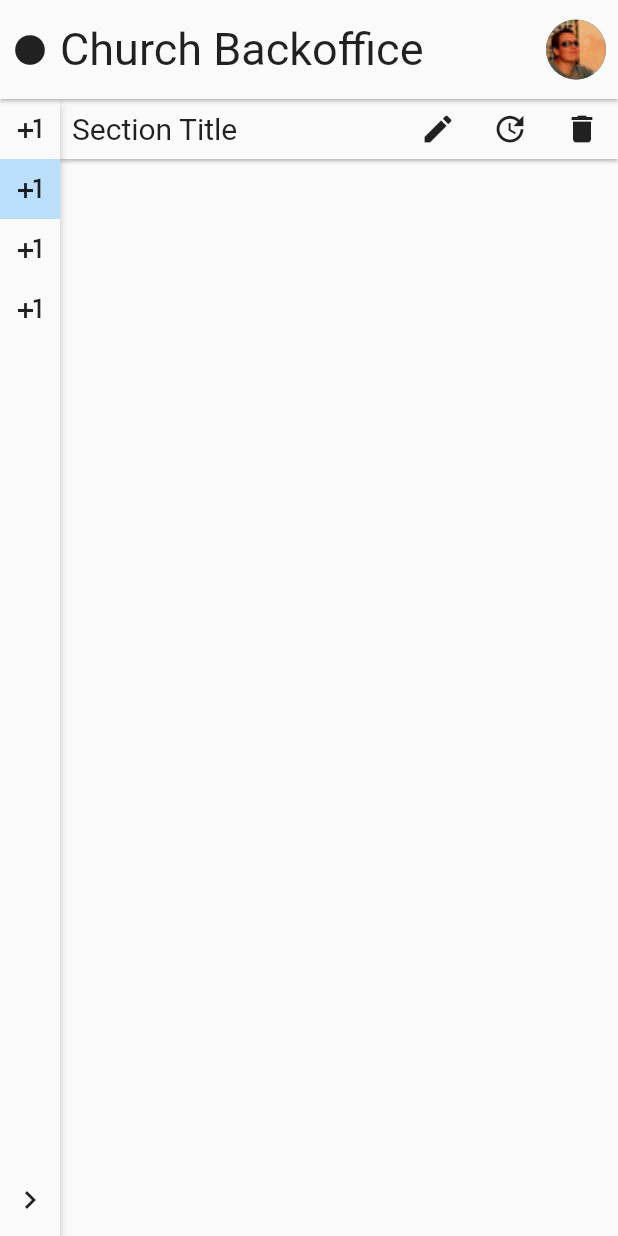
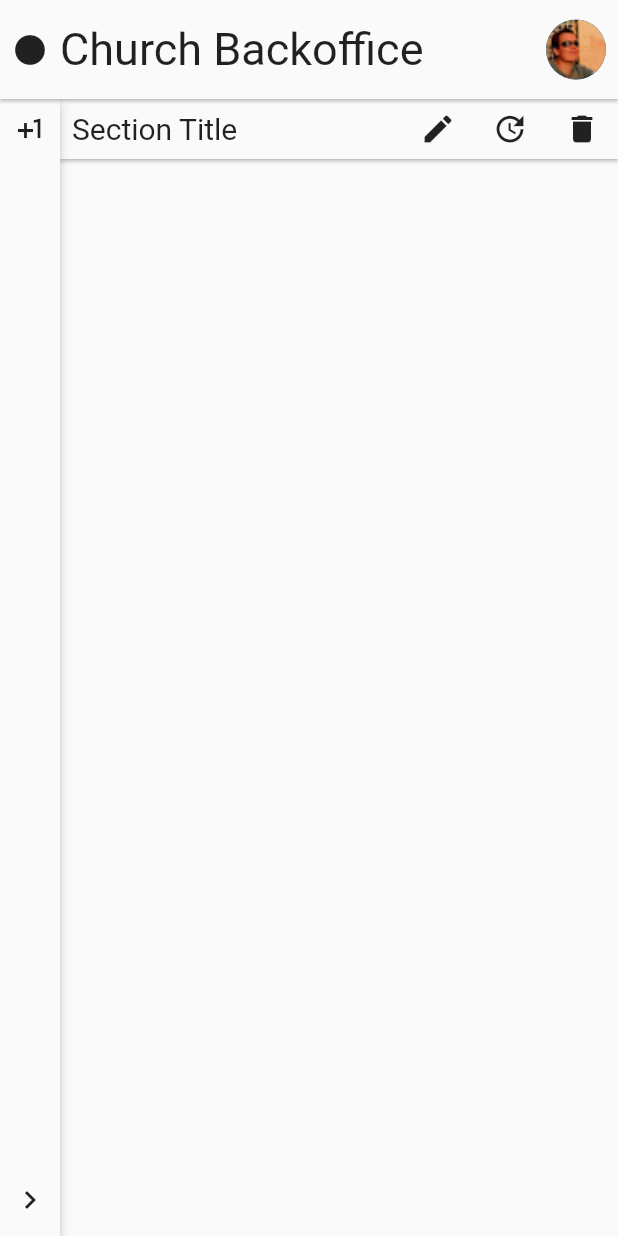
Before and after one commit to davidjohnmaccallum/church_backoffice, a Flutter app: the screen it shows once a user with an empty profile is signed in, after a tap on the "chevron left" icon, on a phone screen of 412 x 824 dp. Run offline on Flutter 3.47's test engine with Material 2 defaults, Android fonts, the light colour scheme and no system bars; our stand-ins replace email_validator, firebase_auth, firebase_core; accounts and stored records are empty.

Commit message:
Lifting layout properties up

```diff
--- a/lib/components/layout.dart
+++ b/lib/components/layout.dart
@@ -9,11 +9,15 @@ import 'side_nav.dart';
 class Layout extends StatefulWidget {
   final onProfilePressed;
   final onLogoutPressed;
+  final List<NavItem> sideNavItems;
+  final Widget content;
 
   Layout({
     Key key,
     this.onProfilePressed,
     this.onLogoutPressed,
+    this.sideNavItems,
+    this.content,
   }) : super(key: key);
 
   @override
@@ -24,6 +28,7 @@ class _LayoutState extends State<Layout> {
   bool isSideNavExpanded = true;
   bool isAvatarMenuShowing = false;
   User user;
+  String selectedSideNavItem;
 
   @override
   void initState() {
@@ -66,20 +71,15 @@ class _LayoutState extends State<Layout> {
                     textDirection: TextDirection.rtl,
                     children: [
                       Expanded(
-                        child: Section(),
+                        child: widget.content ?? Container(),
                       ),
                       Material(
                         elevation: 3,
                         child: SideNav(
                           expanded: isSideNavExpanded,
                           onExpand: onExpandSideNav,
-                          selectedNavItem: "Item 2",
-                          navItems: [
-                            NavItem("Item 1", Icon(Icons.plus_one), () => {}),
-                            NavItem("Item 2", Icon(Icons.plus_one), () => {}),
-                            NavItem("Item 3", Icon(Icons.plus_one), () => {}),
-                            NavItem("Item 4", Icon(Icons.plus_one), () => {}),
-                          ],
+                          selectedNavItem: selectedSideNavItem,
+                          navItems: widget.sideNavItems ?? [],
                         ),
                       ),
                     ],
--- a/lib/main.dart
+++ b/lib/main.dart
@@ -6,6 +6,8 @@ import 'package:flutter/material.dart';
 import 'package:firebase_core/firebase_core.dart';
 
 import 'components/layout.dart';
+import 'components/section.dart';
+import 'components/side_nav.dart';
 
 void main() {
   WidgetsFlutterBinding.ensureInitialized();
@@ -146,6 +148,10 @@ class _AppState extends State<App> {
 
     return Layout(
       onLogoutPressed: logout,
+      sideNavItems: [
+        NavItem("Sermons", Icon(Icons.plus_one), () => {}),
+      ],
+      content: Section(),
     );
   }
 
```
